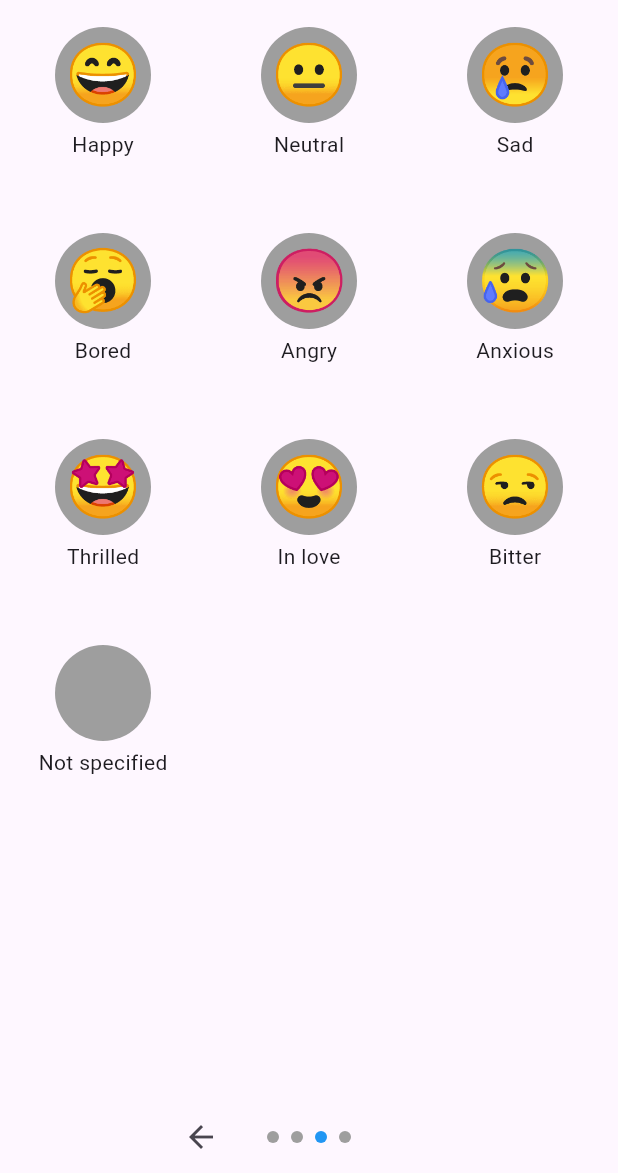
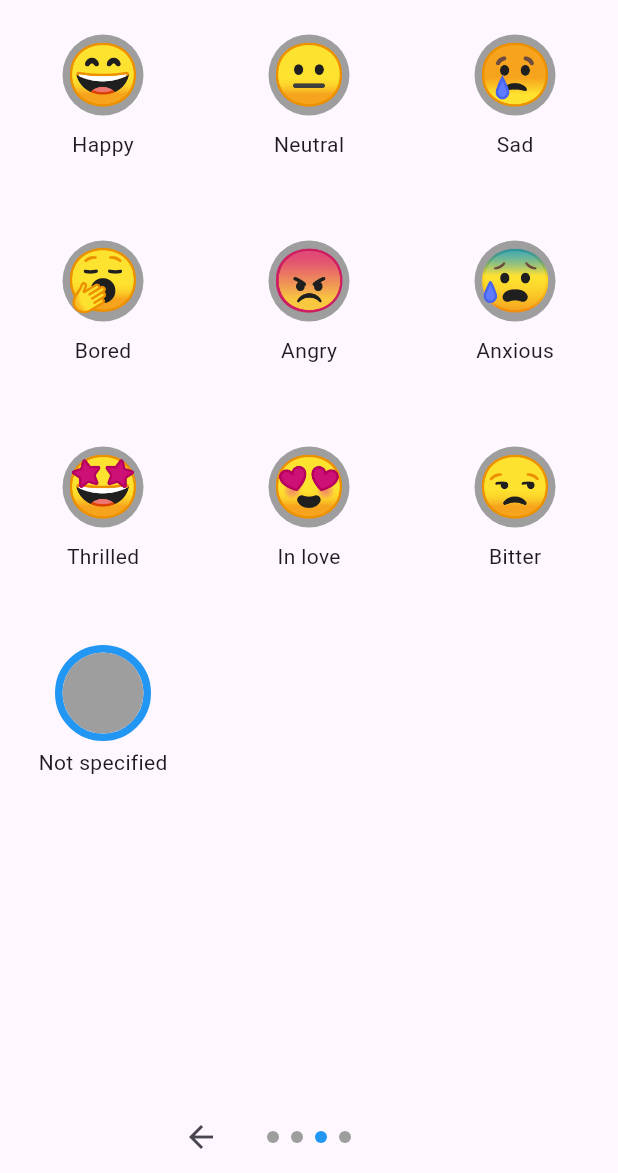
Before and after one commit to ju-rouaux/Highlight, a Flutter app: the FormRoot screen opened directly, swiped to page 3, on a phone screen of 412 x 824 dp, the part 63-1236 px from its top. Run offline on Flutter 3.47's test engine with Material 3 defaults, Android fonts, the phone set to English and light mode, and no system bars; our stand-ins replace dotted_border, image_picker, sqflite; accounts and stored records are empty.

Commit message:
Selecteur visuel mood

```diff
--- a/lib/form_mood.dart
+++ b/lib/form_mood.dart
@@ -11,8 +11,14 @@ class FormMood extends StatefulWidget {
 }
 
 class _FormMoodState extends State<FormMood> {
+  Mood _selectedMood = Mood.none;
+
   @override
   Widget build(BuildContext context) {
+    setState(() {
+      _selectedMood = Provider.of<NewEntry>(context, listen: false).mood;
+    });
+
     return GridView.count(
       crossAxisCount: 3,
       children: Mood.values.map((mood) => buildMoodButton(mood)).toList(),
@@ -20,19 +26,33 @@ class _FormMoodState extends State<FormMood> {
   }
 
   Widget buildMoodButton(Mood mood) {
+    final isSelected = mood == _selectedMood;
+
     return GestureDetector(
-      onTap: () =>
-          Provider.of<NewEntry>(context, listen: false).updateMood(mood),
+      onTap: () {
+        setState(() {
+          _selectedMood = mood;
+        });
+        Provider.of<NewEntry>(context, listen: false).updateMood(mood);
+      },
       child: Column(
         children: [
           Stack(alignment: Alignment.center, children: [
             Container(
               width: 64.0,
               height: 64.0,
-              margin: const EdgeInsets.symmetric(horizontal: 4.0, vertical: 4.0),
-              decoration: const BoxDecoration(
+              margin:
+                  const EdgeInsets.symmetric(horizontal: 4.0, vertical: 4.0),
+              decoration: BoxDecoration(
                 shape: BoxShape.circle,
-                color: Colors.grey,
+                border: Border.all(
+                  color: isSelected ? Colors.blue : Colors.transparent,
+                  width: 5.0,
+                ),
+              ),
+              child: Container(
+                decoration: const BoxDecoration(
+                    shape: BoxShape.circle, color: Colors.grey),
               ),
             ),
             Text(mood.toEmoji, style: const TextStyle(fontSize: 40))
```
